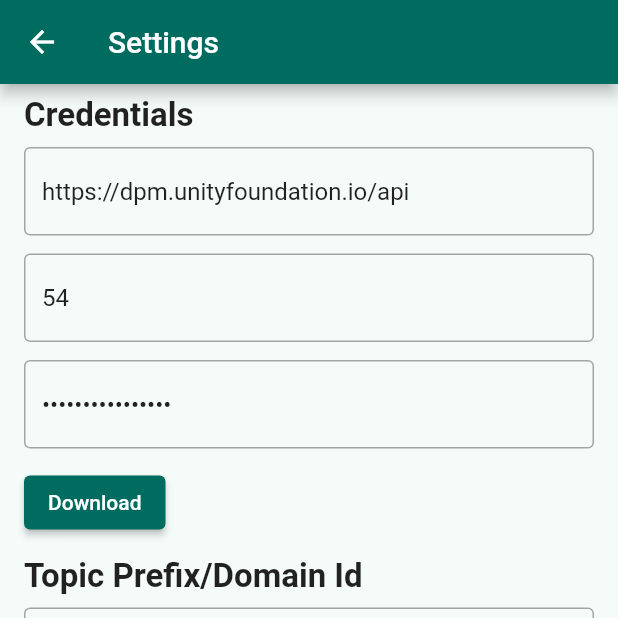
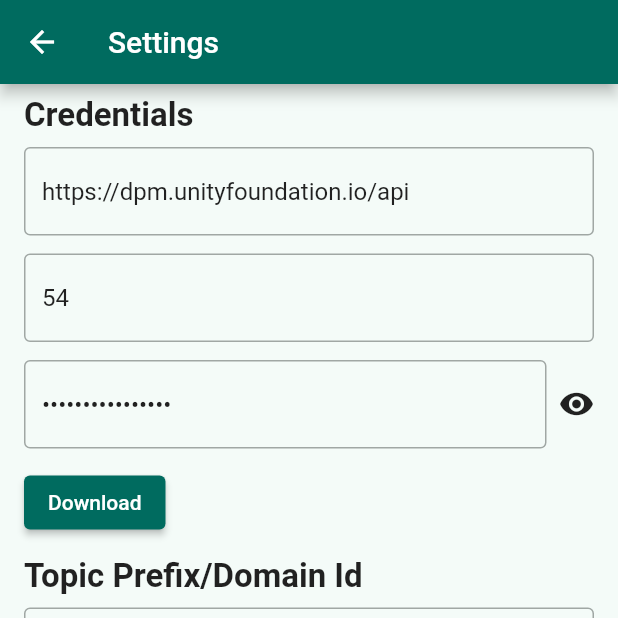
Before and after one commit to OpenDDS/opendds-smart-lock, a Flutter app: the screen it shows after launch, after a tap on the "settings" icon, on a phone screen of 412 x 824 dp, the top half of it. Run offline on Flutter 3.47's test engine with Material 2 defaults, Android fonts, the phone set to English and light mode, and no system bars; our stand-ins replace cookie_jar, dio, dio_cookie_manager, flutter_colorpicker, shared_preferences; missing offline and left inert: dart:ffi, encrypted_shared_preferences.

Commit message:
Added a button to the settings screen to show the password.

```diff
--- a/flutter/smartlock/lib/screens/settings.dart
+++ b/flutter/smartlock/lib/screens/settings.dart
@@ -183,6 +183,8 @@
 class _SettingsState extends State<Settings> {
   Color? _selected;
   bool _restartChanges = false;
+  bool _obscurePassword = true;
+  IconData _eye = Icons.remove_red_eye;
   final _usernameController =
       TextEditingController(text: Settings.username.value);
   final _passwordController =
@@ -307,11 +309,30 @@
               ),
               Padding(
                 padding: Style.textPadding,
-                child: TextField(
-                  controller: _passwordController,
-                  decoration: Style.hintDecoration('Password'),
-                  onChanged: (s) => Settings.password.setStored(s),
-                  obscureText: true,
+                child: Row(
+                  children: [
+                    Expanded(
+                      flex: 11,
+                      child: TextField(
+                        controller: _passwordController,
+                        decoration: Style.hintDecoration('Password'),
+                        onChanged: (s) => Settings.password.setStored(s),
+                        obscureText: _obscurePassword,
+                      ),
+                    ),
+                    Expanded(
+                      child: IconButton(
+                        onPressed: () => setState(() {
+                          // Flip the obscure flag and switch the icon.
+                          _obscurePassword ^= true;
+                          _eye = _obscurePassword
+                              ? Icons.remove_red_eye
+                              : Icons.remove_red_eye_outlined;
+                        }),
+                        icon: Icon(_eye),
+                      ),
+                    ),
+                  ],
                 ),
               ),
               Padding(
```
